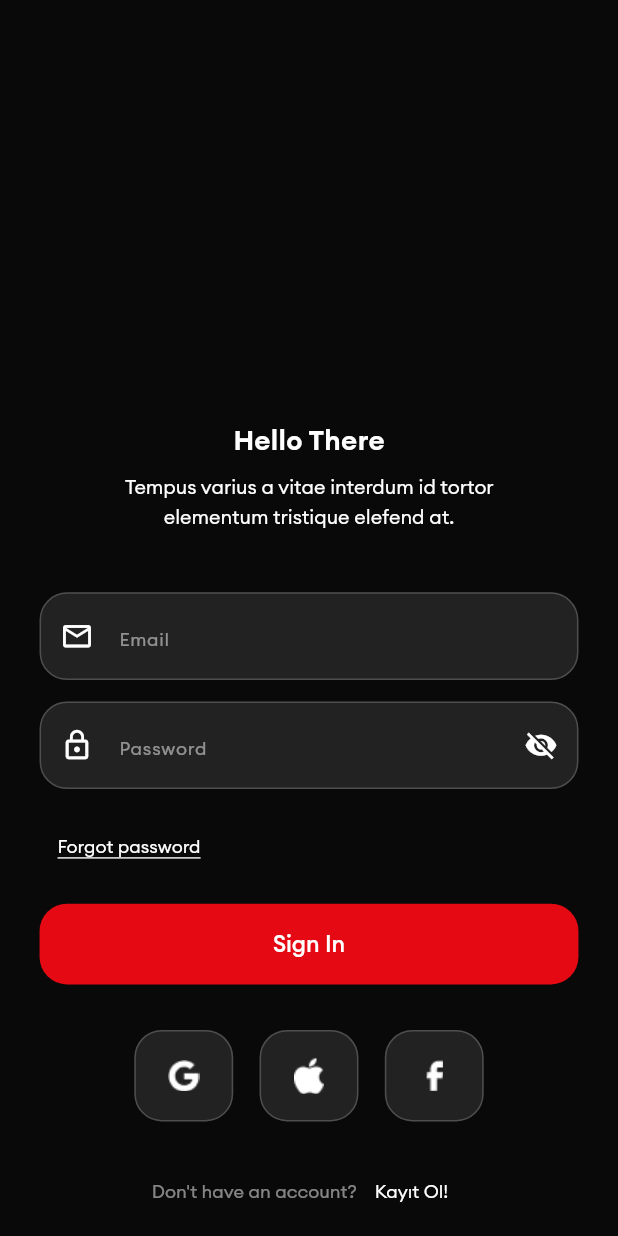
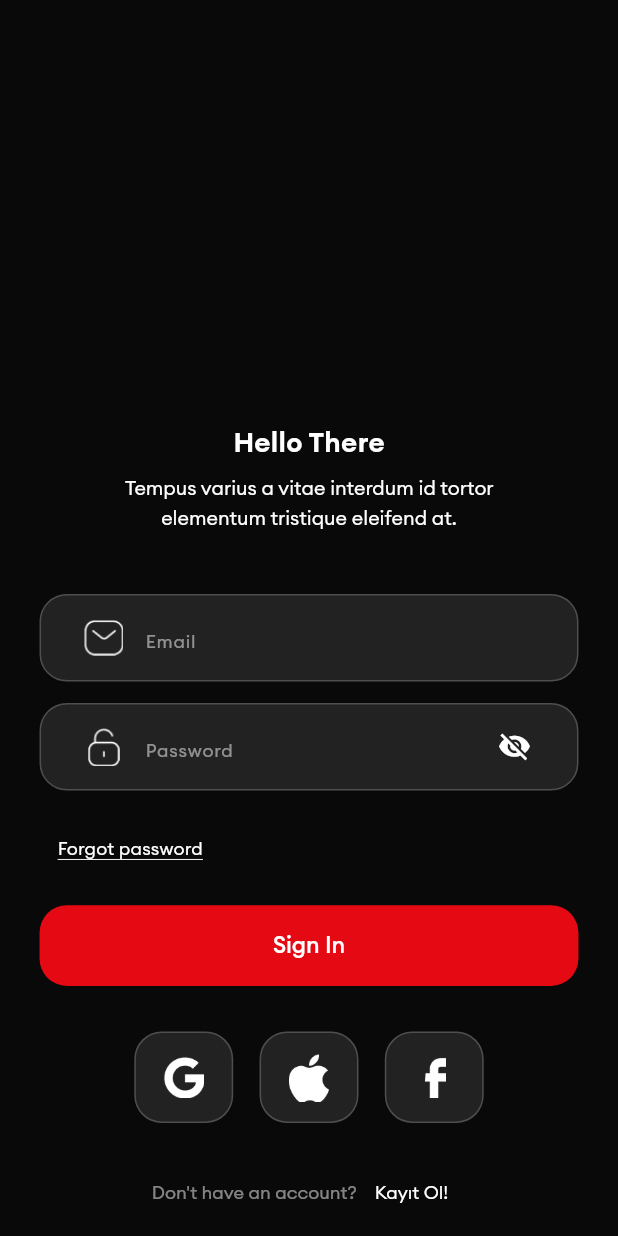
Before and after one commit to osmangaziyildiz/shartflix_case_study, a Flutter app: the screen it shows after launch, on a phone screen of 412 x 824 dp. Run offline on Flutter 3.47's test engine with Material 3 defaults, Android fonts, the phone set to English and light mode, and no system bars; our stand-ins replace dio, flutter_screenutil, get_it, go_router.

Commit message:
new icon assets added and login screen improved

```diff
--- a/assets/localization/Localizable.json
+++ b/assets/localization/Localizable.json
@@ -21,8 +21,8 @@
   },
   "Tempus varius a vitae interdum id tortor elementum tristique elefend at.": {
     "localizations": {
-      "tr": "Tempus varius a vitae interdum id tortor elementum tristique elefend at.",
-      "en": "Tempus varius a vitae interdum id tortor elementum tristique elefend at."
+      "tr": "Tempus varius a vitae interdum id tortor elementum tristique eleifend at.",
+      "en": "Tempus varius a vitae interdum id tortor elementum tristique eleifend at."
     }
   },
   "E-Posta": {
--- a/lib/core/constants/app_icons.dart
+++ b/lib/core/constants/app_icons.dart
@@ -6,4 +6,5 @@ class AppIcons {
   static const String facebook = 'assets/icons/facebook_icon.png';
 
   static const String unlockIcon = 'assets/icons/unlock_icon.png';
+  static const String emailIcon = 'assets/icons/email_icon.png';
 }
--- a/lib/features/auth/presentation/screens/login_screen.dart
+++ b/lib/features/auth/presentation/screens/login_screen.dart
@@ -4,7 +4,7 @@ import 'package:shartflix/core/constants/app_colors.dart';
 import 'package:shartflix/core/constants/app_icons.dart';
 import 'package:shartflix/core/utils/font_helper.dart';
 import 'package:shartflix/features/auth/presentation/widgets/custom_text_field.dart';
-import 'package:shartflix/features/auth/presentation/widgets/custom_button.dart';
+import 'package:shartflix/features/auth/presentation/widgets/custom_login_button.dart';
 import 'package:shartflix/features/auth/presentation/widgets/social_login_button.dart';
 import 'package:shartflix/core/utils/localization_manager.dart';
 
@@ -53,7 +53,7 @@ class _LoginScreenState extends State<LoginScreen> {
                   SizedBox(
                     width: 236.w,
                     child: Text(
-                      'Tempus varius a vitae interdum id tortor elementum tristique elefend at.'
+                      'Tempus varius a vitae interdum id tortor elementum tristique eleifend at.'
                           .localized,
                       textAlign: TextAlign.center,
                       style: TextStyle(
@@ -76,14 +76,14 @@ class _LoginScreenState extends State<LoginScreen> {
                 children: [
                   CustomTextField(
                     hintText: 'E-Posta'.localized,
-                    prefixIcon: Icons.email_outlined,
+                    prefixIcon: AppIcons.emailIcon,
                     controller: _emailController,
                     keyboardType: TextInputType.emailAddress,
                   ),
                   SizedBox(height: 14.h),
                   CustomTextField(
                     hintText: 'Şifre'.localized,
-                    prefixIcon: Icons.lock_outline,
+                    prefixIcon: AppIcons.unlockIcon,
                     controller: _passwordController,
                     isPassword: true,
                   ),
@@ -105,7 +105,7 @@ class _LoginScreenState extends State<LoginScreen> {
                           fontSize: 12.sp,
                           decoration: TextDecoration.underline,
                           decorationColor: AppColors.textPrimary,
-                          letterSpacing: 0,
+                          decorationThickness: 0.7,
                         ),
                       ),
                     ),
@@ -116,7 +116,7 @@ class _LoginScreenState extends State<LoginScreen> {
               SizedBox(height: 14.h),
 
               // Login Button
-              CustomButton(
+              CustomLoginButton(
                 text: 'Giriş Yap'.localized,
                 onPressed: () {
                   // TODO: Login logic
@@ -184,7 +184,7 @@ class _LoginScreenState extends State<LoginScreen> {
                   ),
                 ],
               ),
-              SizedBox(height: 6.h),
+              SizedBox(height: 5.h),
             ],
           ),
         ),
--- a/lib/features/auth/presentation/widgets/custom_button.dart
+++ b/lib/features/auth/presentation/widgets/custom_login_button.dart
@@ -3,7 +3,7 @@ import 'package:flutter_screenutil/flutter_screenutil.dart';
 import 'package:shartflix/core/constants/app_colors.dart';
 import 'package:shartflix/core/utils/font_helper.dart';
 
-class CustomButton extends StatelessWidget {
+class CustomLoginButton extends StatelessWidget {
   final String text;
   final VoidCallback onPressed;
   final Color? backgroundColor;
@@ -11,7 +11,7 @@ class CustomButton extends StatelessWidget {
   final bool isLoading;
   final double? height;
 
-  const CustomButton({
+  const CustomLoginButton({
     super.key,
     required this.text,
     required this.onPressed,
--- a/lib/features/auth/presentation/widgets/custom_text_field.dart
+++ b/lib/features/auth/presentation/widgets/custom_text_field.dart
@@ -5,7 +5,7 @@ import 'package:shartflix/core/utils/font_helper.dart';
 
 class CustomTextField extends StatefulWidget {
   final String hintText;
-  final IconData prefixIcon;
+  final String prefixIcon;
   final bool isPassword;
   final TextEditingController? controller;
   final TextInputType? keyboardType;
@@ -29,12 +29,11 @@ class _CustomTextFieldState extends State<CustomTextField> {
   @override
   Widget build(BuildContext context) {
     return Container(
+      padding: EdgeInsets.symmetric(horizontal: 16.w),
       decoration: BoxDecoration(
         color: Colors.white.withValues(alpha: 0.1),
         borderRadius: BorderRadius.circular(18.r),
-        border: Border.all(
-          color: Colors.white.withValues(alpha: 0.2),
-        ),
+        border: Border.all(color: Colors.white.withValues(alpha: 0.2)),
       ),
       child: TextField(
         cursorColor: AppColors.textPrimary,
@@ -54,12 +53,14 @@ class _CustomTextFieldState extends State<CustomTextField> {
             color: AppColors.textPrimary.withValues(alpha: 0.5),
             fontSize: 12.sp,
           ),
-          prefixIcon: Icon(
+          prefixIcon: Image.asset(
             widget.prefixIcon,
-            color: AppColors.textPrimary,
-            size: 22.sp,
+            scale: 1.4.h,
+            width: 22.w,
+            height: 22.h,
           ),
-          suffixIcon: widget.isPassword
+          suffixIcon:
+              widget.isPassword
                   ? IconButton(
                     icon: Icon(
                       _obscureText ? Icons.visibility_off : Icons.visibility,
--- a/lib/features/auth/presentation/widgets/social_login_button.dart
+++ b/lib/features/auth/presentation/widgets/social_login_button.dart
@@ -26,6 +26,7 @@ class SocialLoginButton extends StatelessWidget {
         ),
       ),
       child: Image.asset(
+        scale: 2.2.h,
         iconPath,
         width: 20.w,
         height: 20.h,
```
Also changed, not shown: assets/icons/apple_icon.png, assets/icons/email_icon.png (added), assets/icons/facebook_icon.png, assets/icons/google_icon.png, assets/icons/unlock_icon.png. Lines whose indentation alone changed are shown as unchanged.
